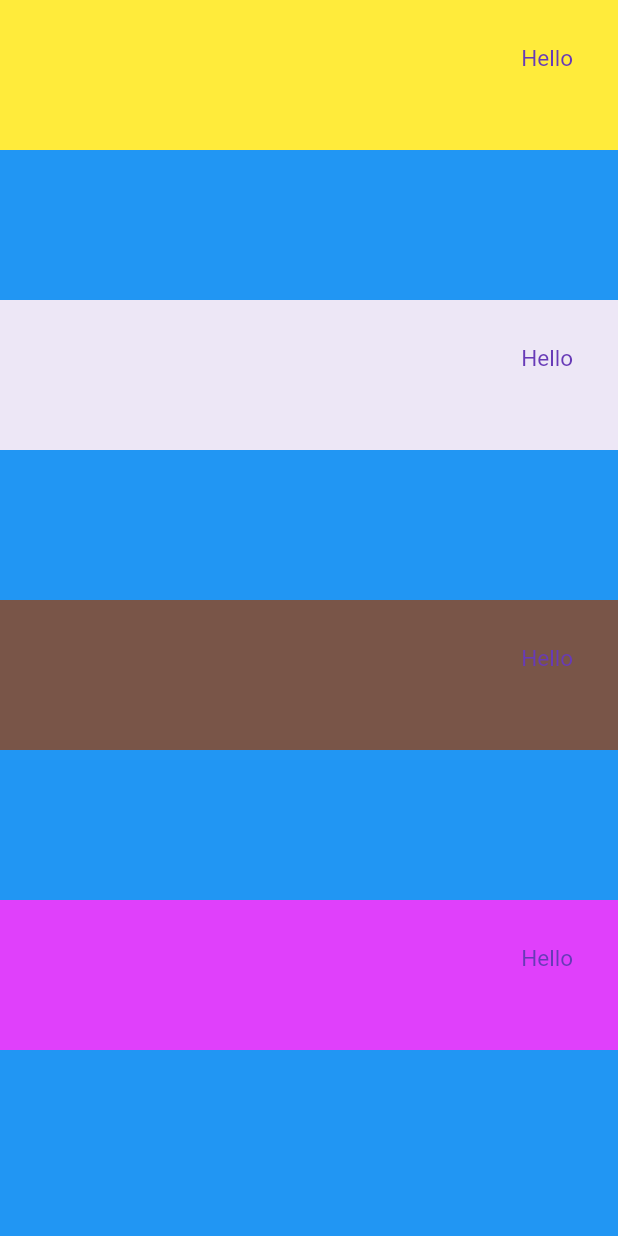
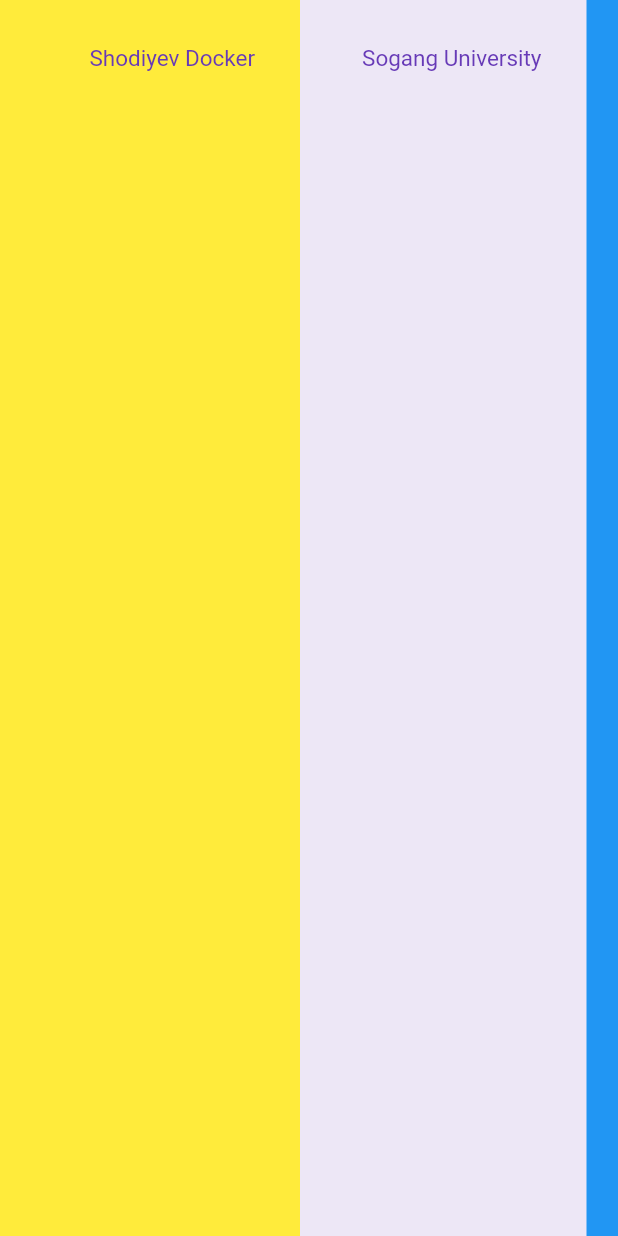
Before and after one commit to Mr-Perfectuz/flutter_card, a Flutter app: the screen it shows after launch, on a phone screen of 412 x 824 dp. Run offline on Flutter 3.47's test engine with Material 2 defaults, Android fonts, the phone set to English and light mode, and no system bars.

Commit message:
main container has been updated

```diff
--- a/lib/main.dart
+++ b/lib/main.dart
@@ -17,52 +17,27 @@ class MyApp extends StatelessWidget {
       home: Scaffold(
         backgroundColor: Colors.blue,
         body: SafeArea(
-            child: Column(
+            child: Row(
           crossAxisAlignment: CrossAxisAlignment.stretch,
           children: <Widget>[
             Container(
               padding: EdgeInsets.all(30.0),
               color: Colors.yellow,
-              width: 100.0,
+              width: 200.0,
               height: 100.0,
               child: Text(
-                'Hello',
+                'Shodiyev Docker',
                 textDirection: TextDirection.rtl,
                 style: TextStyle(fontSize: 15.0, color: Colors.deepPurple),
               ),
             ),
-            SizedBox(height: 100.0),
             Container(
               padding: EdgeInsets.all(30.0),
               color: Colors.deepPurple.shade50,
-              width: 100.0,
+              width: 191.0,
               height: 100.0,
               child: Text(
-                'Hello',
-                textDirection: TextDirection.rtl,
-                style: TextStyle(fontSize: 15.0, color: Colors.deepPurple),
-              ),
-            ),
-            SizedBox(height: 100.0),
-            Container(
-              padding: EdgeInsets.all(30.0),
-              color: Colors.brown,
-              width: 100.0,
-              height: 100.0,
-              child: Text(
-                'Hello',
-                textDirection: TextDirection.rtl,
-                style: TextStyle(fontSize: 15.0, color: Colors.deepPurple),
-              ),
-            ),
-            SizedBox(height: 100.0),
-            Container(
-              padding: EdgeInsets.all(30.0),
-              color: Colors.purpleAccent,
-              width: 100.0,
-              height: 100.0,
-              child: Text(
-                'Hello',
+                'Sogang University',
                 textDirection: TextDirection.rtl,
                 style: TextStyle(fontSize: 15.0, color: Colors.deepPurple),
               ),
```
